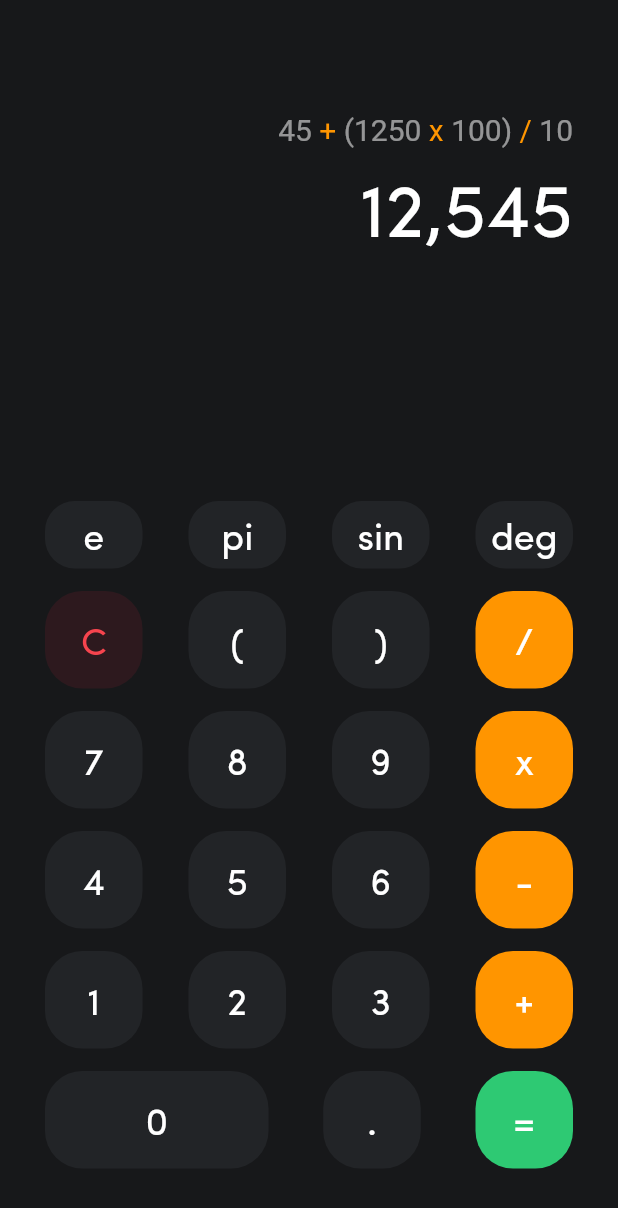
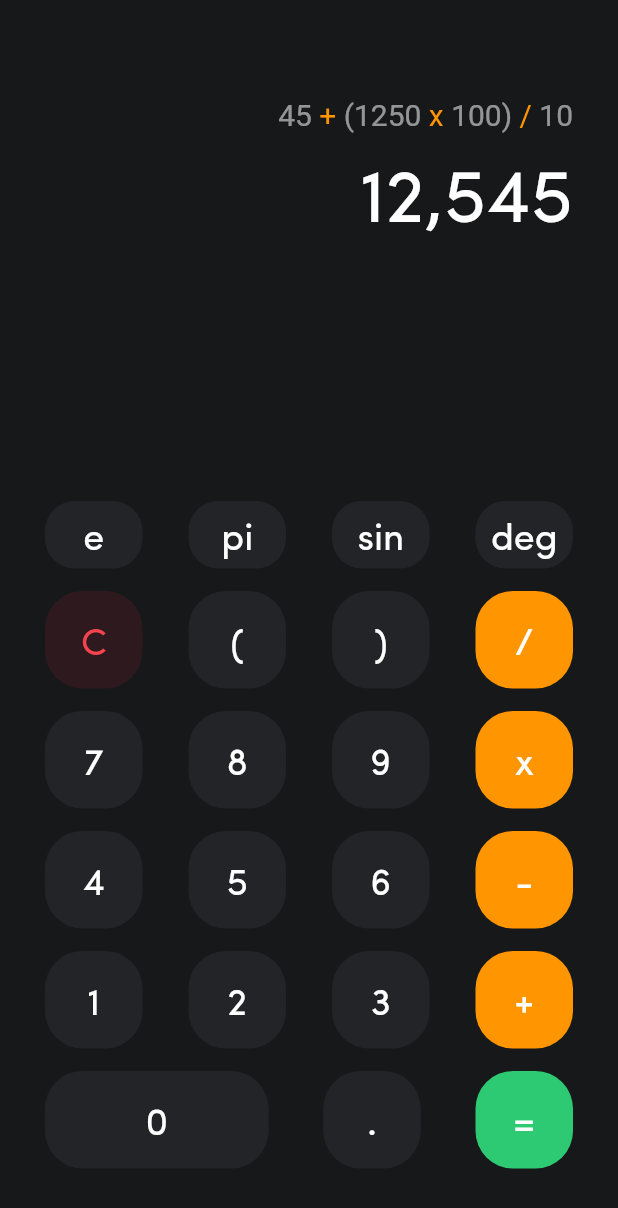
Before and after one commit to luscas/flutter-calculator, a Flutter app: the screen it shows after launch, on a phone screen of 412 x 824 dp. Shown: the top 1208 px of the screen. Run offline on Flutter 3.47's test engine with Material 2 defaults, Android fonts, the phone set to English and light mode, and no system bars.

Commit message:
Fix nas margens

```diff
--- a/lib/calculator.dart
+++ b/lib/calculator.dart
@@ -79,7 +79,7 @@ class Calculator extends StatelessWidget {
               children: <Widget>[
                 Container(
                   width: double.infinity,
-                  margin: EdgeInsets.only(top: 75, bottom: 5),
+                  margin: EdgeInsets.only(top: 65, bottom: 5),
                   child: Row(
                     mainAxisAlignment: MainAxisAlignment.end,
                     children: <Widget>[
```
